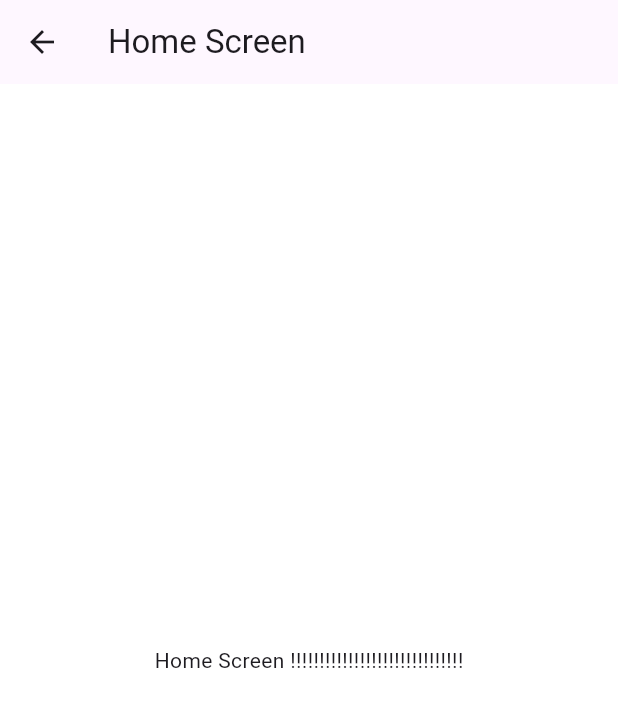
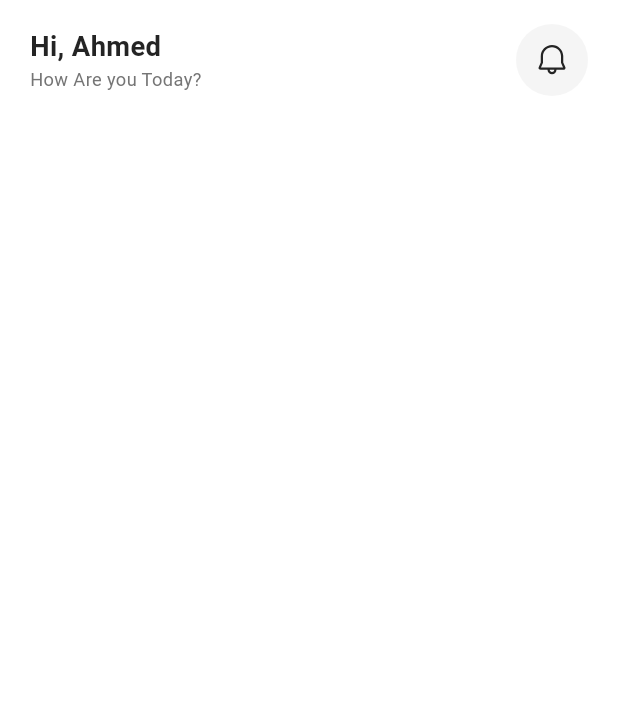
Before and after one commit to Ahmed-miska/Doc-App, a Flutter app: the HomeScreen screen opened by its route, on a phone screen of 412 x 824 dp. Shown: the top 707 px of the screen. Run offline on Flutter 3.47's test engine with Material 3 defaults, Android fonts, the phone set to English and light mode, and no system bars; our stand-ins replace dio, firebase_core, flutter_bloc, flutter_screenutil, flutter_svg, freezed_annotation and 3 more; accounts and stored records are empty; generated files the repository leaves out were written again.

Commit message:
- added home top bar design - added color & text style - added notification icon

```diff
--- a/lib/core/theming/colors.dart
+++ b/lib/core/theming/colors.dart
@@ -7,4 +7,6 @@ class ColorsManager {
   static const Color lightGray = Color(0xFFC2C2C2);
   static const Color lighterGray = Color(0xFFEDEDED);
   static const Color moreLightGray = Color(0xFFFDFDFF);
+
+  static const Color moreLighterGray = Color(0xFFF5F5F5);
 }
--- a/lib/core/theming/styles.dart
+++ b/lib/core/theming/styles.dart
@@ -40,8 +40,18 @@ class TextStyles {
     color: ColorsManager.darkBlue,
   );
 
+       static TextStyle font18DarkBlueBold = TextStyle(
+    fontSize: 18.sp,
+    fontWeight: FontWeightHelper.bold,
+    color: ColorsManager.darkBlue,
+  );
 
 
+  static TextStyle font12GrayRegular = TextStyle(
+    fontSize: 12.sp,
+    fontWeight: FontWeightHelper.regular,
+    color: ColorsManager.gray,
+  );
 
     static TextStyle font13BlueSemiBold = TextStyle(
     fontSize: 13.sp,
--- a/lib/features/home/ui/home_screen.dart
+++ b/lib/features/home/ui/home_screen.dart
@@ -1,4 +1,5 @@
 import 'package:flutter/material.dart';
+import 'package:flutter_complete_project/features/home/ui/widgets/home_top_bar.dart';
 
 class HomeScreen extends StatelessWidget {
   const HomeScreen({super.key});
@@ -6,11 +7,17 @@ class HomeScreen extends StatelessWidget {
   @override
   Widget build(BuildContext context) {
     return Scaffold(
-      appBar: AppBar(
-        title: const Text('Home Screen'),
-      ),
-      body: const Center(
-        child: Text('Home Screen !!!!!!!!!!!!!!!!!!!!!!!!!!!!!!'),
+      body: SafeArea(
+        child: Container(
+          width: double.infinity,
+          margin: const EdgeInsets.fromLTRB(20, 16, 20, 20),
+          child: const Column(
+            crossAxisAlignment: CrossAxisAlignment.start,
+            children: [
+              HomeTopBar(),
+            ],
+          ),
+        ),
       ),
     );
   }
--- /dev/null
+++ b/lib/features/home/ui/widgets/home_top_bar.dart
@@ -0,0 +1,29 @@
+import 'package:flutter/material.dart';
+import 'package:flutter_complete_project/core/theming/colors.dart';
+import 'package:flutter_complete_project/core/theming/styles.dart';
+import 'package:flutter_svg/svg.dart';
+
+class HomeTopBar extends StatelessWidget {
+  const HomeTopBar({super.key});
+
+  @override
+  Widget build(BuildContext context) {
+    return Row(
+      children: [
+        Column(
+          crossAxisAlignment: CrossAxisAlignment.start,
+          children: [
+            Text('Hi, Ahmed', style: TextStyles.font18DarkBlueBold),
+            Text('How Are you Today?', style: TextStyles.font12GrayRegular),
+          ],
+        ),
+        const Spacer(),
+        CircleAvatar(
+          radius: 24,
+          backgroundColor: ColorsManager.moreLighterGray,
+          child: SvgPicture.asset('assets/svgs/notification.svg'),
+        )
+      ],
+    );
+  }
+}
```
Also changed, not shown: assets/svgs/notification.svg (added).
